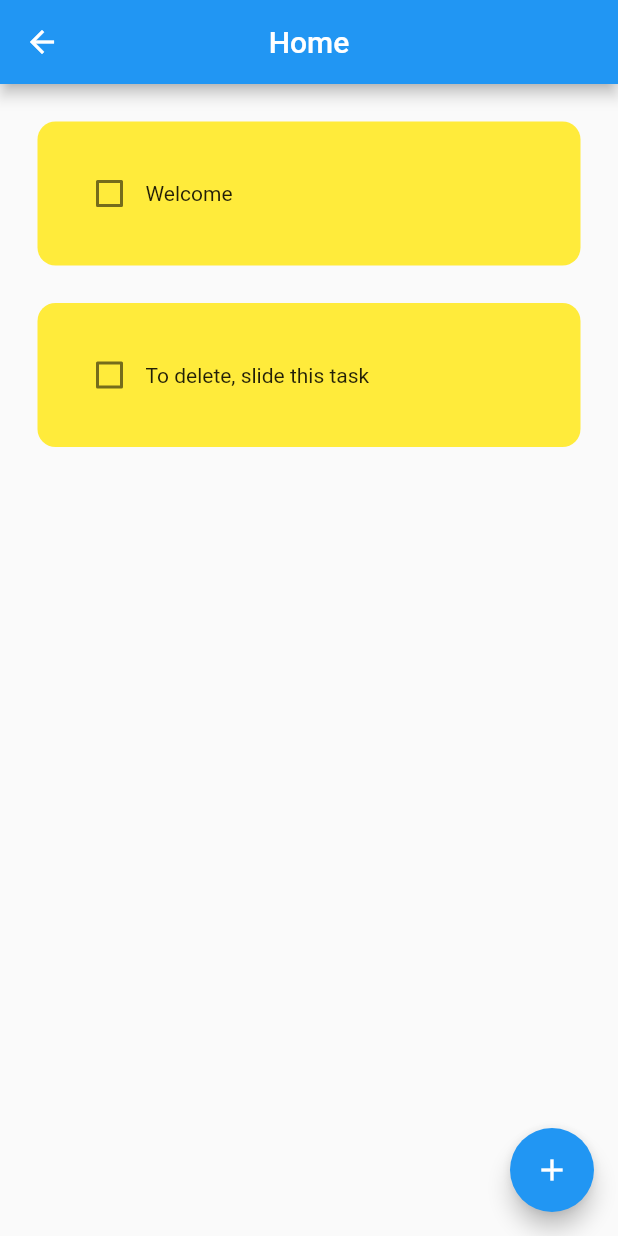
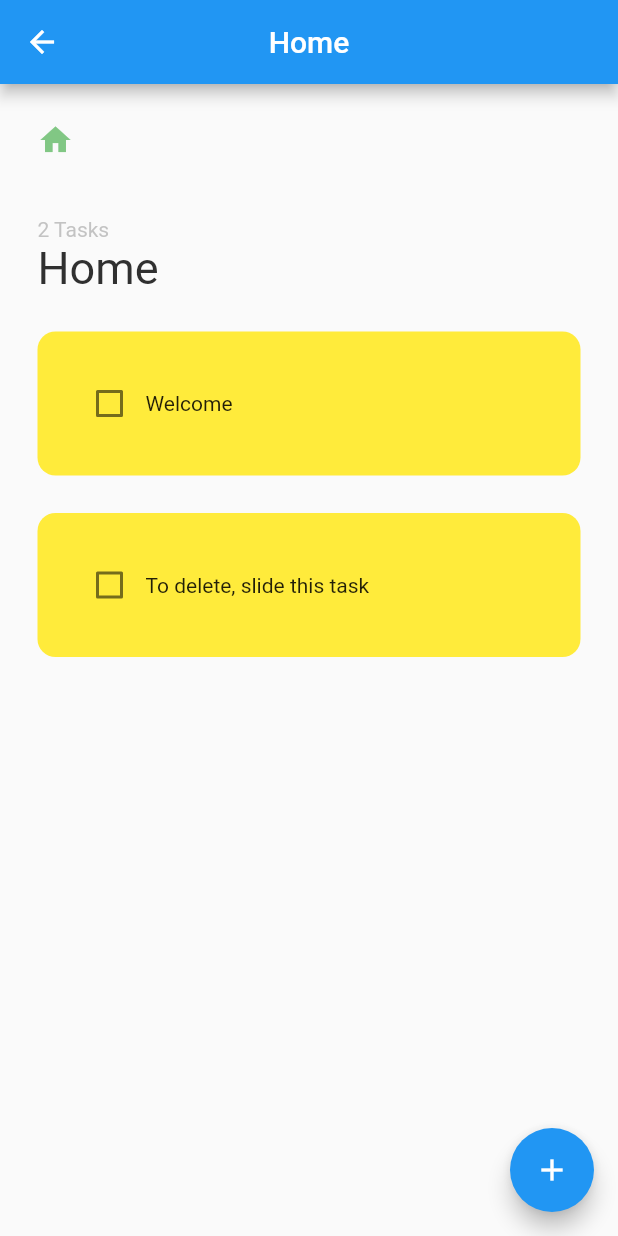
Before and after one commit to TiagoRibeiro02/To-Do_List, a Flutter app: the HomeList_Page screen opened by its route, on a phone screen of 412 x 824 dp. Run offline on Flutter 3.47's test engine with Material 2 defaults, Android fonts, the phone set to English and light mode, and no system bars; drawn by our look-alikes of flutter_slidable; our stand-ins replace carousel_slider, hive_flutter, page_transition; accounts and stored records are empty.

Commit message:
updated for the other task pages

```diff
--- a/lib/Lists_pages/homeList_page.dart
+++ b/lib/Lists_pages/homeList_page.dart
@@ -36,6 +36,11 @@ class _HomeList_PageState extends State<HomeList_Page> {
   //check box tapped
   void checkBoxChanged(bool? value, int index) {
     setState(() {
+      if(db.toDoList[index][1] == false){
+        db.taskCount -= 1;
+      } else {
+        db.taskCount += 1;
+      }
       db.toDoList[index][1] = !db.toDoList[index][1];
     });
     db.updateDB();
@@ -43,14 +48,13 @@ class _HomeList_PageState extends State<HomeList_Page> {
 
   void saveNewTask() {
     setState(() {
-      db.toDoList.add([_controler.text, false, 2]);
+      db.toDoList.add([_controler.text, false, 1]);
+      db.taskCount += 1;
       _controler.clear();
     });
     Navigator.of(context).pop();
     db.updateDB();
   }
-
-
 
   void createNewTask() {
     showDialog(
@@ -67,6 +71,9 @@ class _HomeList_PageState extends State<HomeList_Page> {
 
   void deleteTask(int index) {
     setState(() {
+      if(db.toDoList[index][1] == false){
+        db.taskCount -= 1;
+      }
       db.toDoList.removeAt(index);
     });
     db.updateDB();
@@ -90,7 +97,56 @@ class _HomeList_PageState extends State<HomeList_Page> {
         onPressed: createNewTask,
         child: Icon(Icons.add),
       ),
-      body: ListView.builder(
+      body: Column(
+        children: [
+          Container(
+            padding: EdgeInsets.fromLTRB(25, 25, 0, 0),
+            child: Column(
+              children: [
+                Align(
+                    alignment: Alignment.topLeft,
+                    child: Hero(
+                      tag: 'iconHome',
+                      child: Icon(
+                        Icons.home,
+                        color: Colors.green[300],
+                      ),
+                    )
+                ),
+                SizedBox(height: 40.0,),
+                Align(
+                  alignment: Alignment.bottomLeft,
+                  child: Column(
+                    children: [
+                      Align(
+                        alignment: Alignment.topLeft,
+                        child: Text(
+                          '${db.taskCount} Tasks',
+                          style: TextStyle(
+                            fontSize: 14.0,
+                            color: Colors.grey.withOpacity(0.6),
+
+                          ),
+                        ),
+                      ),
+                      Align(
+                        alignment: Alignment.topLeft,
+                        child: Text(
+                          'Home',
+                          style: TextStyle(
+                              fontSize: 30.0,
+                              color: Colors.grey[850]
+                          ),
+                        ),
+                      )
+                    ],
+                  ),
+                ),
+              ],
+            ),
+          ),
+          Expanded(
+            child: ListView.builder(
               itemCount: db.toDoList.length,
               itemBuilder: (context, index) {
                 return ToDoTile(
@@ -100,7 +156,9 @@ class _HomeList_PageState extends State<HomeList_Page> {
                   deleteFunction: (context) => deleteTask(index),
                 );
               },
-
+            ),
+          ),
+        ],
       ),
     );
   }
--- a/lib/Lists_pages/personal_page.dart
+++ b/lib/Lists_pages/personal_page.dart
@@ -118,7 +118,7 @@ class _Personal_PageState extends State<Personal_Page> {
                       Align(
                         alignment: Alignment.topLeft,
                         child: Text(
-                          '${db.taskCount} Tasks',  //TODO depois o tipo de tasks
+                          '${db.taskCount} Tasks',
                           style: TextStyle(
                             fontSize: 14.0,
                             color: Colors.grey.withOpacity(0.6),
```
Also changed, not shown: lib/Lists_pages/work_page.dart (+63 -6 lines), lib/Pages/home.dart (+1 -11 lines). Lines whose indentation alone changed are shown as unchanged.
